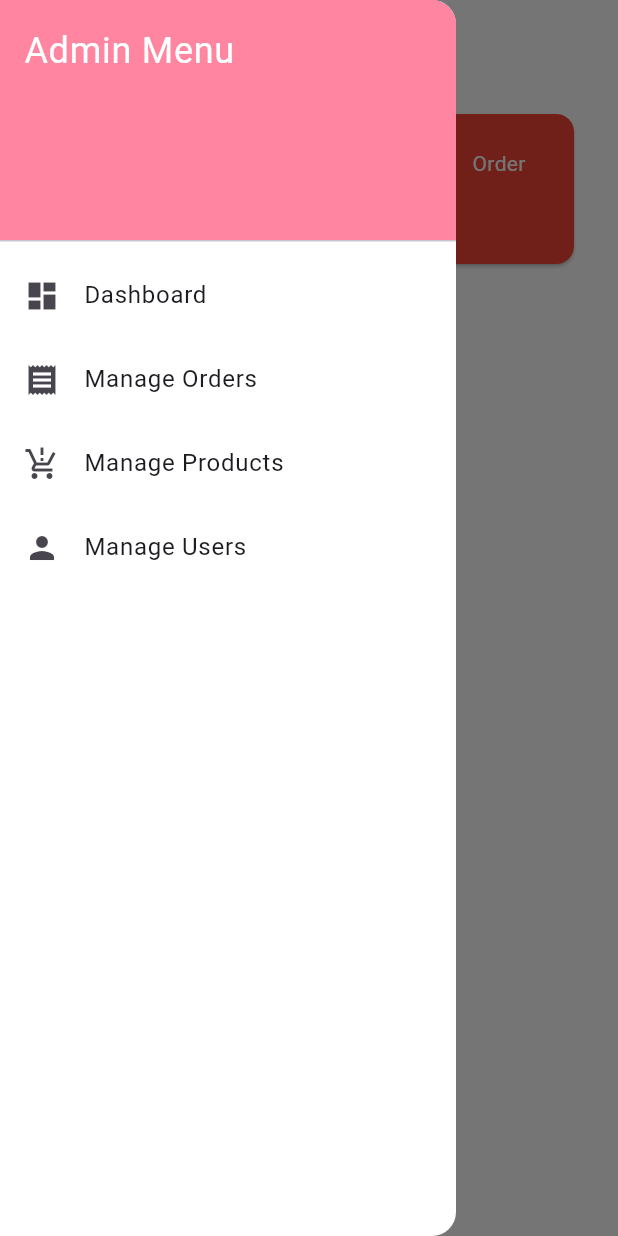
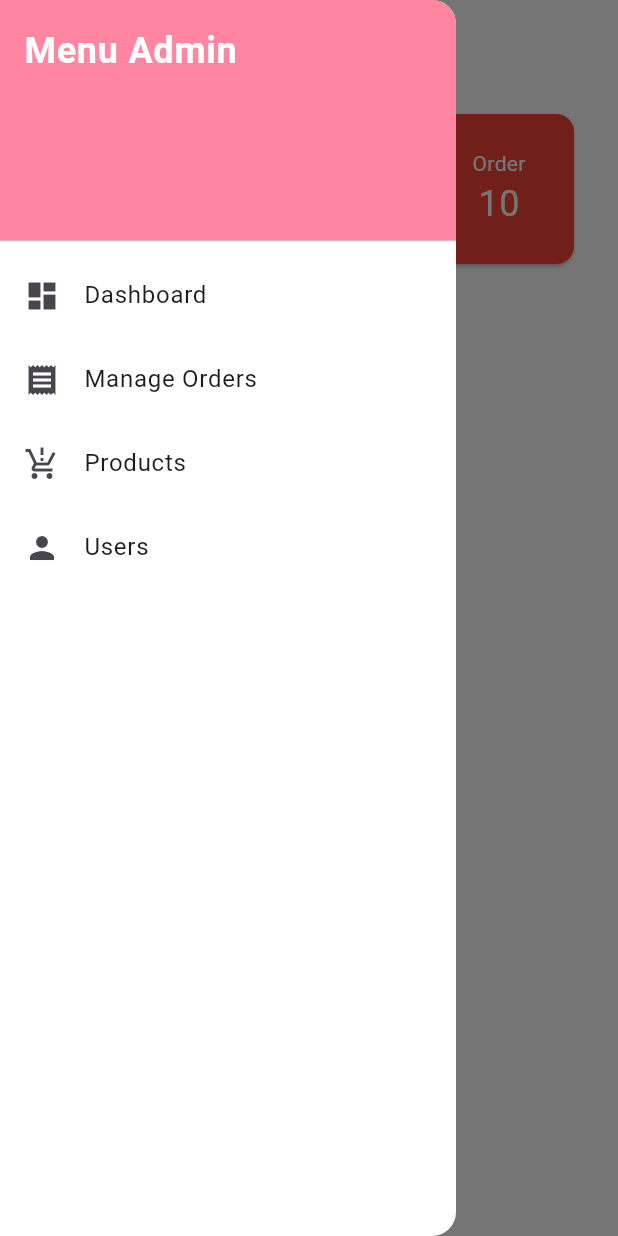
Before and after one commit to htkidmo121122/flutter_api_node, a Flutter app: the AdminMainPage screen opened by its route, with the side drawer open, on a phone screen of 412 x 824 dp. Run offline on Flutter 3.47's test engine with Material 3 defaults, Android fonts, the phone set to English and light mode, and no system bars; our stand-ins replace file_picker, flutter_svg, jwt_decoder, shared_preferences, socket_io_client; missing offline and left inert: flutter_paypal_checkout; accounts and stored records are empty.

Commit message:
commit admin

```diff
--- a/flutter_dart_flower-testing/flower_shop/lib/admin/adminpage.dart
+++ b/flutter_dart_flower-testing/flower_shop/lib/admin/adminpage.dart
@@ -29,10 +29,11 @@ class _AdminMainPageState extends State<AdminMainPage> {
                 color: kcolorminor,
               ),
               child: Text(
-                'Admin Menu',
+                'Menu Admin',
                 style: TextStyle(
                   color: Colors.white,
                   fontSize: 24,
+                  fontWeight: FontWeight.bold
                 ),
               ),
             ),
@@ -52,14 +53,14 @@ class _AdminMainPageState extends State<AdminMainPage> {
             ),
             ListTile(
               leading: const Icon(Icons.production_quantity_limits),
-              title: const Text('Manage Products'),
+              title: const Text('Products'),
               onTap: () {
                 Navigator.pushNamed(context, ProductsScreen.routeName);
               },
             ),
             ListTile(
               leading: const Icon(Icons.person),
-              title: const Text('Manage Users'),
+              title: const Text('Users'),
               onTap: () {
                 Navigator.pushNamed(context, AdminUsers.routeName);
               },
@@ -74,9 +75,9 @@ class _AdminMainPageState extends State<AdminMainPage> {
             Row(
               mainAxisAlignment: MainAxisAlignment.spaceAround,
               children: [
-                _buildDashboardCard('Product', '', Colors.blue),
-                _buildDashboardCard('User', '', Colors.yellow),
-                _buildDashboardCard('Order', '', Colors.red),
+                _buildDashboardCard('Product', '10', Colors.blue),
+                _buildDashboardCard('User', '2', kcolorminor),
+                _buildDashboardCard('Order', '10', Colors.red),
               ],
             ),
             const SizedBox(height: 20),
--- a/flutter_dart_flower-testing/flower_shop/lib/screens/setting_screen/setting_screen.dart
+++ b/flutter_dart_flower-testing/flower_shop/lib/screens/setting_screen/setting_screen.dart
@@ -105,7 +105,7 @@ class _SettingScreenState extends State<SettingScreen> {
                         context,
                         [
                           buildListTile(context, Icons.admin_panel_settings,
-                              'Manage Orders',
+                              'Manage Systems',
                               destination: AdminMainPage()),
                         ],
                       ),
```
